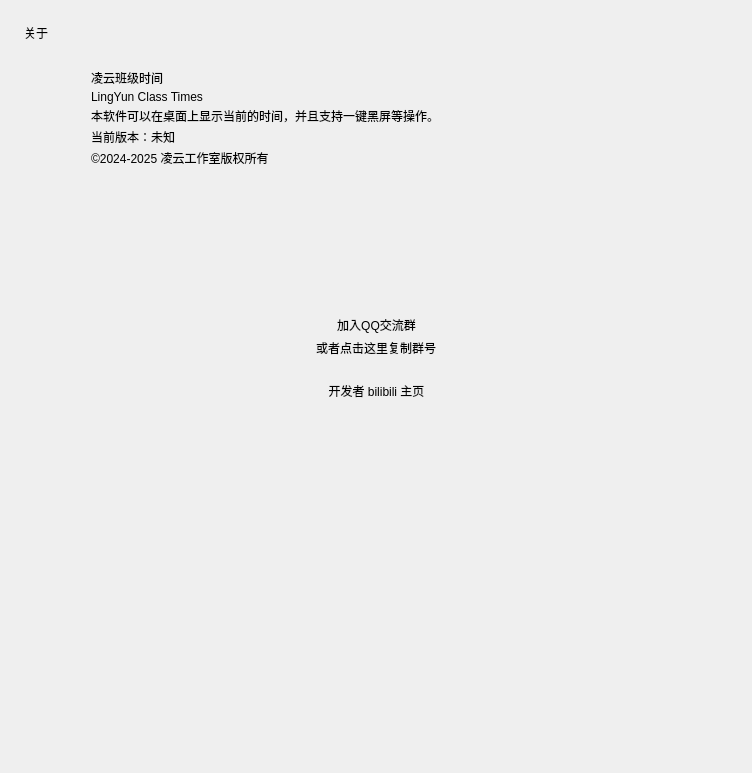
This is Resource/ui/set_info.ui in Yamikani-Flipped/LingYun-Class-Widgets as Qt 5 draws it before an edit. The edited form follows.
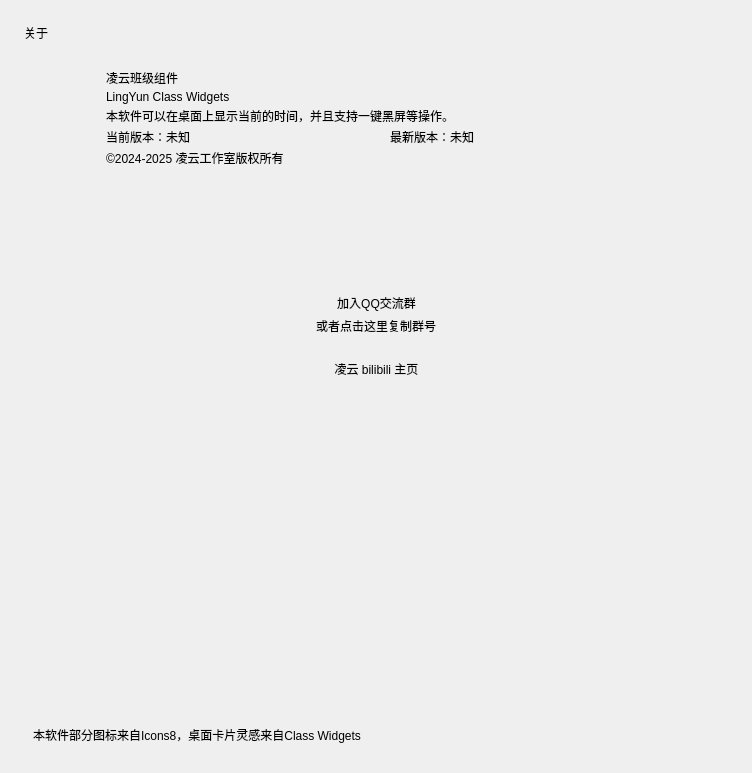
This is the edited form. Icons and pictures are not drawn. Custom widgets are drawn as their Qt base class.

Diff of the .ui file:
```diff
--- a/Resource/ui/set_info.ui
+++ b/Resource/ui/set_info.ui
@@ -123,10 +123,13 @@
              </item>
              <item row="1" column="1">
               <layout class="QVBoxLayout" name="verticalLayout_3">
+               <property name="leftMargin">
+                <number>15</number>
+               </property>
                <item>
                 <widget class="SubtitleLabel" name="Title">
                  <property name="text">
-                  <string>凌云班级时间</string>
+                  <string>凌云班级组件</string>
                  </property>
                  <property name="alignment">
                   <set>Qt::AlignLeading|Qt::AlignLeft|Qt::AlignVCenter</set>
@@ -136,7 +139,7 @@
                <item>
                 <widget class="CaptionLabel" name="English_name">
                  <property name="text">
-                  <string>LingYun Class Times</string>
+                  <string>LingYun Class Widgets</string>
                  </property>
                  <property name="alignment">
                   <set>Qt::AlignLeading|Qt::AlignLeft|Qt::AlignVCenter</set>
@@ -160,6 +163,8 @@
                 </widget>
                </item>
                <item>
+                <layout class="QHBoxLayout" name="horizontalLayout">
+                 <item>
                 <widget class="BodyLabel" name="version">
                  <property name="text">
                   <string>当前版本：未知</string>
@@ -173,6 +178,21 @@
                 </widget>
                </item>
                <item>
+                  <widget class="BodyLabel" name="yun_version">
+                   <property name="text">
+                    <string>最新版本：未知</string>
+                   </property>
+                   <property name="alignment">
+                    <set>Qt::AlignLeading|Qt::AlignLeft|Qt::AlignVCenter</set>
+                   </property>
+                   <property name="wordWrap">
+                    <bool>true</bool>
+                   </property>
+                  </widget>
+                 </item>
+                </layout>
+               </item>
+               <item>
                 <widget class="BodyLabel" name="copyright">
                  <property name="text">
                   <string>©2024-2025 凌云工作室版权所有</string>
@@ -378,7 +398,7 @@
                 </size>
                </property>
                <property name="text">
-                <string>开发者 bilibili 主页</string>
+                <string>凌云 bilibili 主页</string>
                </property>
               </widget>
              </item>
@@ -433,6 +453,46 @@
          </property>
         </spacer>
        </item>
+       <item>
+        <widget class="BodyLabel" name="copyright_2">
+         <property name="text">
+          <string>本软件部分图标来自Icons8，桌面卡片灵感来自Class Widgets</string>
+         </property>
+         <property name="alignment">
+          <set>Qt::AlignLeading|Qt::AlignLeft|Qt::AlignVCenter</set>
+         </property>
+         <property name="wordWrap">
+          <bool>true</bool>
+         </property>
+         <property name="lightColor" stdset="0">
+          <color>
+           <red>158</red>
+           <green>158</green>
+           <blue>158</blue>
+          </color>
+         </property>
+         <property name="darkColor" stdset="0">
+          <color>
+           <red>182</red>
+           <green>182</green>
+           <blue>182</blue>
+          </color>
+         </property>
+        </widget>
+       </item>
+       <item>
+        <spacer name="horizontalSpacer_2">
+         <property name="orientation">
+          <enum>Qt::Horizontal</enum>
+         </property>
+         <property name="sizeHint" stdset="0">
+          <size>
+           <width>40</width>
+           <height>20</height>
+          </size>
+         </property>
+        </spacer>
+       </item>
       </layout>
      </widget>
     </widget>
```
Lines whose indentation alone changed are shown as unchanged.
